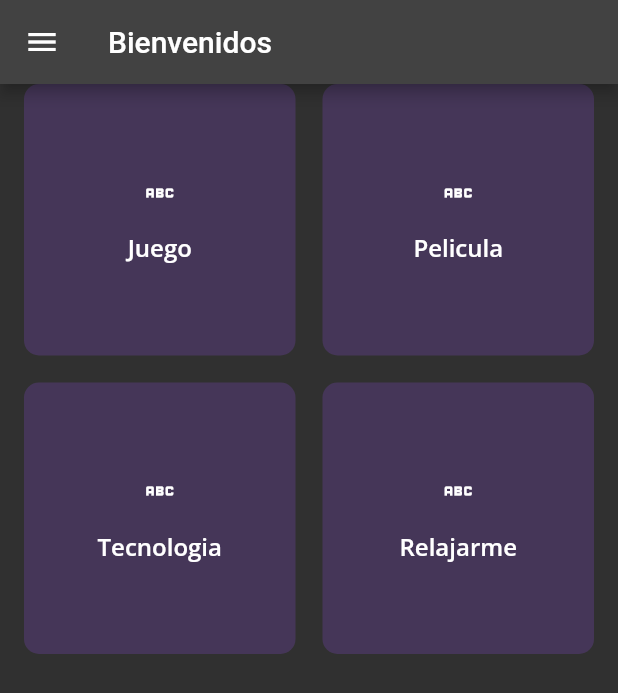
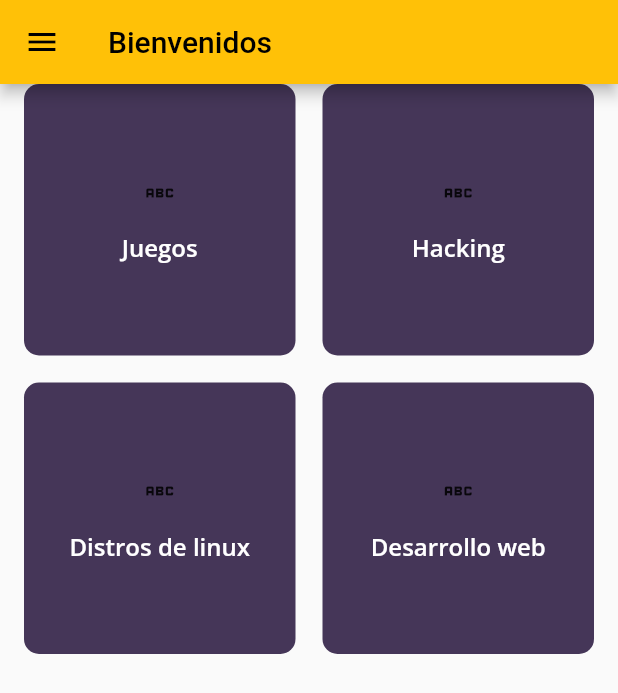
Before and after one commit to Chejohrpp/Examen-Final-Parte-2-TI, a Flutter app: the HomeScreen screen opened directly, on a phone screen of 412 x 824 dp. Shown: the top 693 px of the screen. Run offline on Flutter 3.47's test engine with Material 2 defaults, Android fonts, the phone set to English and light mode, and no system bars; our stand-ins replace fluttertoast, google_fonts.

Commit message:
lista de items

```diff
--- a/lib/main.dart
+++ b/lib/main.dart
@@ -13,8 +13,8 @@ class MyApp extends StatelessWidget {
     return MaterialApp(
       title: 'Práctica Intermedia TI',
       theme: ThemeData(
-        primarySwatch: Colors.blue,
-        brightness: Brightness.dark,
+        primarySwatch: Colors.amber,
+        brightness: Brightness.light,
       ),
       //home: const MyHomePage(title: 'Mi primer app'),
       home: const LoginScreen(),
--- a/lib/screens/lista_items.dart
+++ b/lib/screens/lista_items.dart
@@ -4,19 +4,19 @@ import 'package:google_fonts/google_fonts.dart';
 
 class Lista_items extends StatelessWidget {
   Items item1 = Items(
-      title: "Juego",
+      title: "Juegos",
       img: "");
 
   Items item2 =  Items(
-    title: "Pelicula",
+    title: "Hacking",
     img: "",
   );
   Items item3 =  Items(
-    title: "Tecnologia",
+    title: "Distros de linux",
     img: "",
   );
   Items item4 =  Items(
-    title: "Relajarme",
+    title: "Desarrollo web",
     img: "",
   );
 
```
Also changed, not shown: 1 other file.
